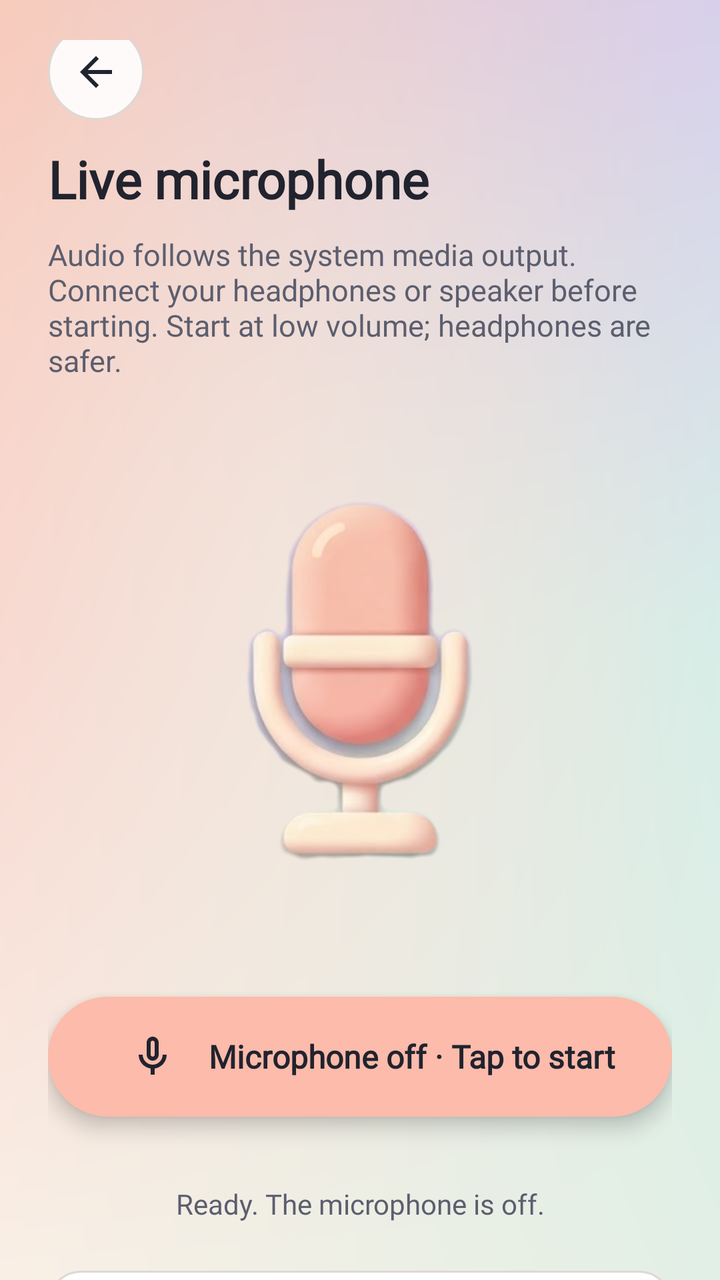
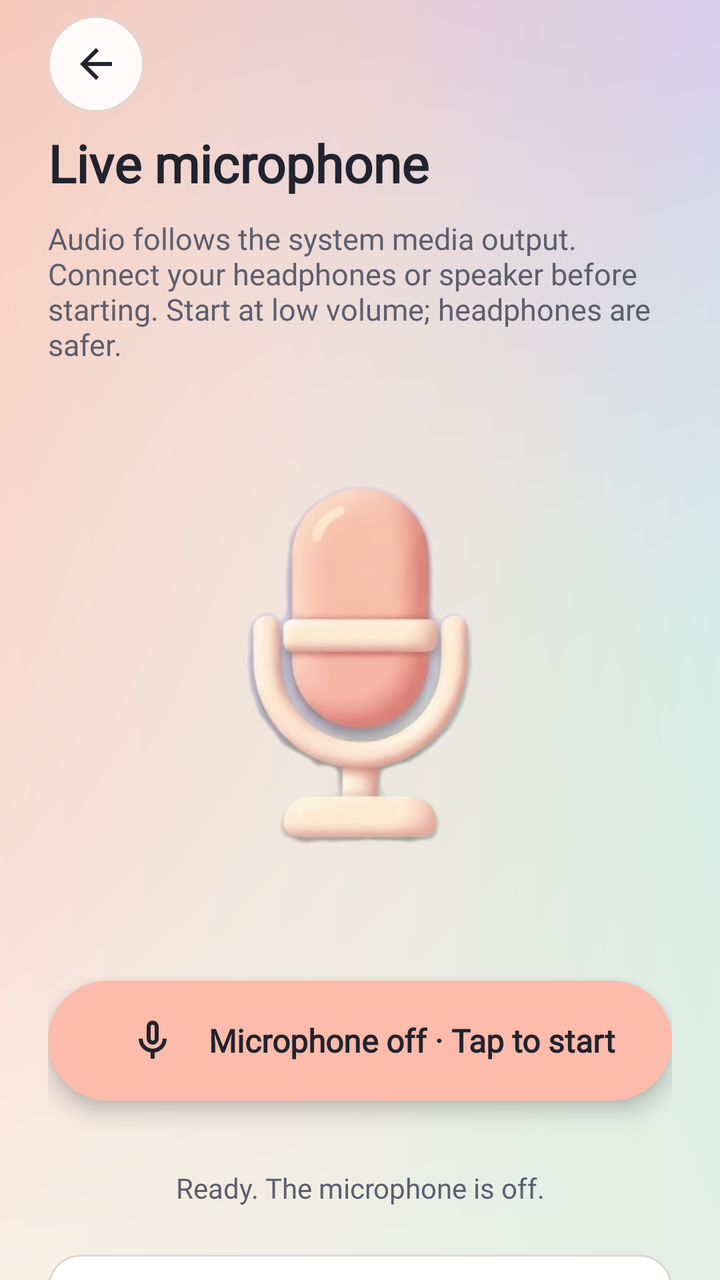

Compare the two renders of this Android layout. The source of the first and the diff that turns it into the second are given below.
<!-- AndroidManifest.xml: application theme Theme.DecMictospeaker -->
<!-- res/layout/activity_live_microphone_new.xml -->
<?xml version="1.0" encoding="utf-8"?>
<LinearLayout xmlns:android="http://schemas.android.com/apk/res/android"
    xmlns:app="http://schemas.android.com/apk/res-auto"
    android:layout_width="match_parent"
    android:layout_height="match_parent"
    android:orientation="vertical"
    android:background="@drawable/bg_pastel_mesh">

    
    <RelativeLayout
        android:layout_width="match_parent"
        android:layout_height="wrap_content"
        android:paddingStart="24dp"
        android:paddingTop="20dp"
        android:paddingEnd="24dp"
        android:paddingBottom="4dp">

        <ImageButton
            android:id="@+id/iv_back"
            style="@style/ToolControlCircleBack"
            android:layout_alignParentStart="true"
            android:layout_centerVertical="true"
            android:src="@drawable/tool_back"
            app:tint="@color/quality_text"
            android:contentDescription="@string/tool_back" />
    </RelativeLayout>

    <androidx.core.widget.NestedScrollView
        android:layout_width="match_parent"
        android:layout_height="0dp"
        android:layout_weight="1"
        android:fillViewport="true">

        <LinearLayout
            android:layout_width="match_parent"
            android:layout_height="wrap_content"
            android:orientation="vertical"
            android:paddingStart="24dp"
            android:paddingEnd="24dp"
            android:paddingBottom="24dp">

            <TextView
                android:id="@+id/tv_tittle"
                style="@style/ToolTitle"
                android:text="@string/quality_live_title" />

            <TextView
                style="@style/ToolBody"
                android:text="@string/tool_live_help" />

            
            
            <FrameLayout
                android:id="@+id/layout_mic_hero"
                android:layout_width="wrap_content"
                android:layout_height="wrap_content"
                android:layout_gravity="center_horizontal"
                android:layout_marginTop="20dp"
                android:layout_marginBottom="4dp"
                android:clickable="true"
                android:focusable="true">

                <com.airbnb.lottie.LottieAnimationView
                    android:id="@+id/lottie_mic_pulse"
                    android:layout_width="260dp"
                    android:layout_height="260dp"
                    android:layout_gravity="center"
                    app:lottie_fileName="lottie_pulse_mic.json"
                    app:lottie_loop="true"
                    app:lottie_autoPlay="false"
                    android:visibility="invisible" />

                <ImageView
                    android:id="@+id/iv_mic"
                    android:layout_width="160dp"
                    android:layout_height="180dp"
                    android:layout_gravity="center"
                    android:clickable="true"
                    android:focusable="true"
                    android:contentDescription="@string/quality_start_microphone"
                    android:scaleType="fitCenter"
                    android:src="@drawable/hero_mic_3d" />
            </FrameLayout>

            
            <com.airbnb.lottie.LottieAnimationView
                android:id="@+id/lottie_soundwave"
                android:layout_width="match_parent"
                android:layout_height="48dp"
                android:layout_marginStart="24dp"
                android:layout_marginEnd="24dp"
                android:layout_marginTop="4dp"
                android:layout_marginBottom="6dp"
                app:lottie_fileName="lottie_wave_live.json"
                app:lottie_loop="true"
                app:lottie_autoPlay="false"
                android:visibility="gone" />

            
            <LinearLayout
                android:id="@+id/btn_live_pill"
                android:layout_width="match_parent"
                android:layout_height="60dp"
                android:layout_marginTop="24dp"
                android:layout_marginBottom="24dp"
                android:background="@drawable/btn_pill_peach"
                android:elevation="6dp"
                android:gravity="center"
                android:orientation="horizontal"
                android:paddingStart="16dp"
                android:paddingEnd="16dp">

                <ImageButton
                    android:id="@+id/iv_start_stop_new"
                    android:layout_width="48dp"
                    android:layout_height="48dp"
                    android:background="?attr/selectableItemBackgroundBorderless"
                    android:contentDescription="@string/quality_start_microphone"
                    android:padding="12dp"
                    android:scaleType="fitCenter"
                    android:src="@drawable/tool_mic"
                    app:tint="@color/quality_text"
                    android:clickable="true"
                    android:focusable="true" />

                <TextView
                    android:id="@+id/tv_start_stop_new"
                    android:layout_width="wrap_content"
                    android:layout_height="wrap_content"
                    android:layout_marginStart="4dp"
                    android:fontFamily="@font/poppins_bold"
                    android:text="@string/quality_mic_off"
                    android:textColor="@color/quality_text"
                    android:textSize="16sp"
                    android:textStyle="bold" />
            </LinearLayout>

            <TextView
                android:id="@+id/studio_feedback"
                style="@style/ToolBody"
                android:gravity="center"
                android:accessibilityLiveRegion="polite"
                android:text="@string/studio_ready"
                android:textColor="@color/quality_secondary"
                android:textSize="14sp" />

            <include layout="@layout/studio_input_meter" />

            <TextView
                android:id="@+id/studio_output_route"
                style="@style/StudioNotice"
                android:gravity="center"
                android:text="@string/studio_output_idle" />

            <TextView
                style="@style/ToolBody"
                android:gravity="center"
                android:text="@string/tool_foreground_note"
                android:textColor="@color/quality_secondary"
                android:textSize="14sp" />
        </LinearLayout>
    </androidx.core.widget.NestedScrollView>

    <LinearLayout
        android:id="@+id/nativeLay"
        android:layout_width="match_parent"
        android:layout_height="wrap_content"
        android:gravity="center_horizontal"
        android:orientation="vertical" />
</LinearLayout>
<!-- res/layout/studio_input_meter.xml (included above) -->
<?xml version="1.0" encoding="utf-8"?>
<LinearLayout xmlns:android="http://schemas.android.com/apk/res/android"
    android:layout_width="match_parent" android:layout_height="wrap_content"
    android:layout_marginTop="24dp" android:padding="16dp"
    android:background="@drawable/studio_card" android:orientation="vertical">
    <TextView style="@style/StudioBody" android:layout_marginTop="0dp" android:text="@string/studio_level_title"/>
    <TextView android:id="@+id/studio_level_value" style="@style/StudioBody"
        android:accessibilityLiveRegion="none" android:textColor="@color/studio_ink"/>
    <ProgressBar android:id="@+id/studio_input_level" style="?android:attr/progressBarStyleHorizontal"
        android:layout_width="match_parent" android:layout_height="16dp" android:layout_marginTop="8dp"
        android:max="100" android:progress="0" android:indeterminate="false"
        android:progressTint="@color/studio_blue" android:progressBackgroundTint="@color/studio_line"
        android:importantForAccessibility="no"/>
    <TextView style="@style/StudioBody" android:text="@string/studio_level_help" android:textSize="14sp"/>
</LinearLayout>
<!-- resources referenced by this layout -->
<resources>
  <color name="quality_secondary">#5C5E6E</color>
  <color name="quality_text">#21232E</color>
  <color name="studio_blue">#3E5D7C</color>
  <color name="studio_ink">#29262D</color>
  <color name="studio_line">#DED8D4</color>
  <!-- drawable btn_pill_peach (drawable) -->
  <?xml version="1.0" encoding="utf-8"?>
  <ripple xmlns:android="http://schemas.android.com/apk/res/android"
      android:color="@color/pastel_peach_pressed">
      <item>
          <shape android:shape="rectangle">
              <solid android:color="@color/pastel_peach" />
              <corners android:radius="30dp" />
          </shape>
      </item>
  </ripple>
  <!-- drawable studio_card (drawable) -->
  <?xml version="1.0" encoding="utf-8"?>
  <shape xmlns:android="http://schemas.android.com/apk/res/android">
      <solid android:color="@color/studio_surface" />
      <corners android:radius="16dp" />
      <stroke android:width="1dp" android:color="@color/studio_line" />
  </shape>
  <!-- drawable tool_back (drawable) -->
  <vector xmlns:android="http://schemas.android.com/apk/res/android"
      android:width="24dp"
      android:height="24dp"
      android:viewportWidth="24"
      android:viewportHeight="24">
    <path
        android:fillColor="#21232E"
        android:pathData="M20,11H7.83l5.59,-5.59L12,4l-8,8 8,8 1.41,-1.41L7.83,13H20v-2z"/>
  </vector>
  <string name="quality_live_title">Live microphone</string>
  <string name="quality_mic_off">Microphone off · Tap to start</string>
  <string name="quality_start_microphone">Start microphone</string>
  <string name="studio_level_help">Measured from microphone input. This is not a calibrated sound-level meter.</string>
  <string name="studio_level_title">Input level</string>
  <string name="studio_output_idle">Output: system media route. Connect your device before starting.</string>
  <string name="studio_ready">Ready. The microphone is off.</string>
  <string name="tool_back">Back</string>
  <string name="tool_foreground_note">Audio is foreground-only. Keep this screen open during use.</string>
  <string name="tool_live_help">Audio follows the system media output. Connect your headphones or speaker before starting. Start at low volume; headphones are safer.</string>
  <style name="StudioBody" parent="ToolBody">
          <item name="android:fontFamily">@font/poppins_regular</item>
          <item name="android:textSize">16sp</item>
          <item name="android:textColor">@color/studio_muted</item>
          <item name="android:lineSpacingExtra">4dp</item>
      </style>
  <style name="StudioNotice" parent="StudioBody">
          <item name="android:background">@drawable/studio_notice_background</item>
          <item name="android:padding">16dp</item>
          <item name="android:layout_marginTop">20dp</item>
          <item name="android:textColor">@color/studio_ink</item>
      </style>
  <color name="pastel_peach_pressed">#F8A693</color>
  <color name="pastel_peach">#FCBBAB</color>
  <color name="studio_surface">#FFFFFFFF</color>
  <color name="studio_muted">#625D67</color>
  <!-- drawable studio_notice_background (drawable) -->
  <?xml version="1.0" encoding="utf-8"?>
  <shape xmlns:android="http://schemas.android.com/apk/res/android">
      <solid android:color="@color/studio_notice_fill" />
      <corners android:radius="14dp" />
      <stroke android:width="1dp" android:color="@color/studio_notice_line" />
  </shape>
  <color name="pastel_mint">#C0E6DE</color>
  <color name="pastel_mint_pressed">#A9D8CE</color>
  <color name="studio_notice_fill">#FBEDE8</color>
  <color name="studio_notice_line">#E8BCAF</color>
  <color name="pastel_circle_btn_pressed">#D9F0ED</color>
  <color name="pastel_circle_btn">#E6FFFFFF</color>
  <!-- unchanged entries left out for length: 8 -->
</resources>

<!-- the commit's change to res/layout/activity_live_microphone_new.xml (unified diff, before → after) -->
@@ -7,23 +7,23 @@
     android:background="@drawable/bg_pastel_mesh">
 
     
-    <RelativeLayout
+    <LinearLayout
         android:layout_width="match_parent"
         android:layout_height="wrap_content"
+        android:gravity="center_vertical"
+        android:orientation="horizontal"
         android:paddingStart="24dp"
-        android:paddingTop="20dp"
+        android:paddingTop="8dp"
         android:paddingEnd="24dp"
-        android:paddingBottom="4dp">
+        android:paddingBottom="8dp">
 
         <ImageButton
             android:id="@+id/iv_back"
             style="@style/ToolControlCircleBack"
-            android:layout_alignParentStart="true"
-            android:layout_centerVertical="true"
             android:src="@drawable/tool_back"
             app:tint="@color/quality_text"
             android:contentDescription="@string/tool_back" />
-    </RelativeLayout>
+    </LinearLayout>
 
     <androidx.core.widget.NestedScrollView
         android:layout_width="match_parent"
@@ -94,7 +94,8 @@
                 app:lottie_fileName="lottie_wave_live.json"
                 app:lottie_loop="true"
                 app:lottie_autoPlay="false"
-                android:visibility="gone" />
+                android:visibility="gone"
+                android:importantForAccessibility="no" />
 
             
             <LinearLayout
